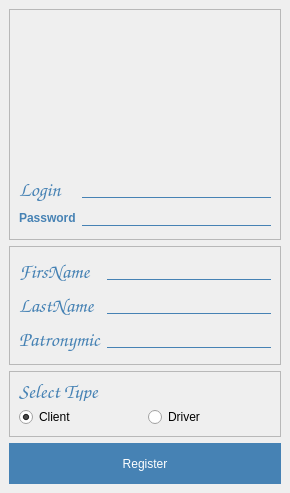
First picture: the form in PyQt/ui/Register.ui, repository UladzislauB/coursework, before the edit.
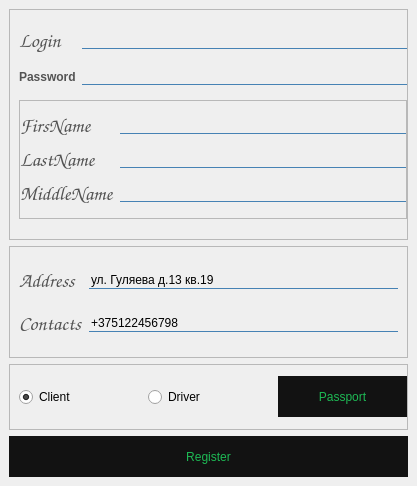
Second picture: the form after the edit. Icons and pictures are not drawn. Custom widgets are drawn as their Qt base class.

Diff of the .ui file:
```diff
--- a/PyQt/ui/Register.ui
+++ b/PyQt/ui/Register.ui
@@ -6,8 +6,8 @@
    <rect>
     <x>0</x>
     <y>0</y>
-    <width>290</width>
-    <height>493</height>
+    <width>417</width>
+    <height>486</height>
    </rect>
   </property>
   <property name="windowTitle">
@@ -49,7 +49,7 @@
       </property>
       <property name="maximumSize">
        <size>
-        <width>272</width>
+        <width>472</width>
         <height>231</height>
        </size>
       </property>
@@ -63,26 +63,10 @@
        <enum>QFrame::Raised</enum>
       </property>
       <layout class="QGridLayout" name="gridLayout">
-       <item row="0" column="1" colspan="2">
-        <widget class="QLabel" name="img">
-         <property name="maximumSize">
-          <size>
-           <width>150</width>
-           <height>150</height>
-          </size>
-         </property>
-         <property name="text">
-          <string/>
-         </property>
-         <property name="pixmap">
-          <pixmap>../../ico/passenger.png</pixmap>
-         </property>
-         <property name="scaledContents">
-          <bool>true</bool>
-         </property>
-        </widget>
-       </item>
-       <item row="1" column="0">
+       <property name="rightMargin">
+        <number>0</number>
+       </property>
+       <item row="0" column="0">
         <widget class="QLabel" name="label_login">
          <property name="font">
           <font>
@@ -94,7 +78,9 @@
           </font>
          </property>
          <property name="styleSheet">
-          <string notr="true"/>
+          <string notr="true">QLabel{
+	color:	#535353;
+}</string>
          </property>
          <property name="text">
           <string>Login</string>
@@ -102,23 +88,6 @@
         </widget>
        </item>
        <item row="1" column="2">
-        <widget class="QLineEdit" name="edit_login">
-         <property name="styleSheet">
-          <string notr="true"/>
-         </property>
-         <property name="text">
-          <string/>
-         </property>
-        </widget>
-       </item>
-       <item row="2" column="0" colspan="2">
-        <widget class="QLabel" name="label">
-         <property name="text">
-          <string>Password</string>
-         </property>
-        </widget>
-       </item>
-       <item row="2" column="2">
         <widget class="QLineEdit" name="edit_password">
          <property name="text">
           <string/>
@@ -128,58 +97,172 @@
          </property>
         </widget>
        </item>
+       <item row="1" column="0" colspan="2">
+        <widget class="QLabel" name="label">
+         <property name="styleSheet">
+          <string notr="true">QLabel{
+	color:	#535353;
+}</string>
+         </property>
+         <property name="text">
+          <string>Password</string>
+         </property>
+        </widget>
+       </item>
+       <item row="0" column="2">
+        <widget class="QLineEdit" name="edit_login">
+         <property name="styleSheet">
+          <string notr="true"/>
+         </property>
+         <property name="text">
+          <string/>
+         </property>
+        </widget>
+       </item>
+       <item row="2" column="0" colspan="3">
+        <widget class="QFrame" name="frame_2">
+         <property name="maximumSize">
+          <size>
+           <width>388</width>
+           <height>119</height>
+          </size>
+         </property>
+         <property name="styleSheet">
+          <string notr="true"/>
+         </property>
+         <property name="frameShape">
+          <enum>QFrame::StyledPanel</enum>
+         </property>
+         <property name="frameShadow">
+          <enum>QFrame::Raised</enum>
+         </property>
+         <layout class="QGridLayout" name="gridLayout_2">
+          <property name="leftMargin">
+           <number>0</number>
+          </property>
+          <property name="rightMargin">
+           <number>0</number>
+          </property>
+          <item row="2" column="0">
+           <widget class="QLabel" name="label_patronymic">
+            <property name="font">
+             <font>
+              <family>Comic Sans MS</family>
+              <pointsize>15</pointsize>
+              <weight>75</weight>
+              <italic>false</italic>
+              <bold>true</bold>
+             </font>
+            </property>
+            <property name="styleSheet">
+             <string notr="true">QLabel{
+	color:	#535353;
+}</string>
+            </property>
+            <property name="text">
+             <string>MiddleName</string>
+            </property>
+           </widget>
+          </item>
+          <item row="1" column="1">
+           <widget class="QLineEdit" name="edit_lastname">
+            <property name="styleSheet">
+             <string notr="true"/>
+            </property>
+            <property name="text">
+             <string/>
+            </property>
+           </widget>
+          </item>
+          <item row="2" column="1">
+           <widget class="QLineEdit" name="edit_patronymic">
+            <property name="styleSheet">
+             <string notr="true"/>
+            </property>
+            <property name="text">
+             <string/>
+            </property>
+           </widget>
+          </item>
+          <item row="0" column="1">
+           <widget class="QLineEdit" name="edit_firstname">
+            <property name="styleSheet">
+             <string notr="true"/>
+            </property>
+            <property name="text">
+             <string/>
+            </property>
+           </widget>
+          </item>
+          <item row="1" column="0">
+           <widget class="QLabel" name="label_lastname">
+            <property name="font">
+             <font>
+              <family>Comic Sans MS</family>
+              <pointsize>15</pointsize>
+              <weight>75</weight>
+              <italic>false</italic>
+              <bold>true</bold>
+             </font>
+            </property>
+            <property name="styleSheet">
+             <string notr="true">QLabel{
+	color:	#535353;
+}</string>
+            </property>
+            <property name="text">
+             <string>LastName</string>
+            </property>
+           </widget>
+          </item>
+          <item row="0" column="0">
+           <widget class="QLabel" name="label_firstname">
+            <property name="font">
+             <font>
+              <family>Comic Sans MS</family>
+              <pointsize>15</pointsize>
+              <weight>75</weight>
+              <italic>false</italic>
+              <bold>true</bold>
+             </font>
+            </property>
+            <property name="styleSheet">
+             <string notr="true">QLabel{
+	color:	#535353;
+}</string>
+            </property>
+            <property name="text">
+             <string>FirsName</string>
+            </property>
+           </widget>
+          </item>
+         </layout>
+        </widget>
+       </item>
       </layout>
      </widget>
     </item>
     <item>
-     <widget class="QFrame" name="frame_2">
-      <property name="maximumSize">
-       <size>
-        <width>288</width>
-        <height>119</height>
-       </size>
-      </property>
-      <property name="styleSheet">
-       <string notr="true"/>
-      </property>
+     <widget class="QFrame" name="frame_4">
       <property name="frameShape">
        <enum>QFrame::StyledPanel</enum>
       </property>
-      <property name="frameShadow">
-       <enum>QFrame::Raised</enum>
-      </property>
-      <layout class="QGridLayout" name="gridLayout_2">
-       <item row="1" column="1">
-        <widget class="QLineEdit" name="edit_lastname">
+      <layout class="QGridLayout" name="gridLayout_4">
+       <item row="4" column="1">
+        <widget class="ClickableLineEdit" name="edit_contacts">
          <property name="styleSheet">
           <string notr="true"/>
          </property>
          <property name="text">
-          <string/>
+          <string>+375122456798</string>
          </property>
-        </widget>
-       </item>
-       <item row="1" column="0">
-        <widget class="QLabel" name="label_lastname">
-         <property name="font">
-          <font>
-           <family>Comic Sans MS</family>
-           <pointsize>15</pointsize>
-           <weight>75</weight>
-           <italic>false</italic>
-           <bold>true</bold>
-          </font>
+         <property name="readOnly">
+          <bool>false</bool>
          </property>
-         <property name="styleSheet">
-          <string notr="true"/>
-         </property>
-         <property name="text">
-          <string>LastName</string>
-         </property>
         </widget>
        </item>
-       <item row="2" column="0">
-        <widget class="QLabel" name="label_patronymic">
+       <item row="4" column="0">
+        <widget class="QLabel" name="label_contacts">
          <property name="font">
           <font>
            <family>Comic Sans MS</family>
@@ -190,25 +273,30 @@
           </font>
          </property>
          <property name="styleSheet">
-          <string notr="true"/>
+          <string notr="true">QLabel{
+	color:	#535353;
+}</string>
          </property>
          <property name="text">
-          <string>Patronymic</string>
+          <string>Contacts</string>
          </property>
         </widget>
        </item>
        <item row="0" column="1">
-        <widget class="QLineEdit" name="edit_firstname">
+        <widget class="ClickableLineEdit" name="edit_address">
          <property name="styleSheet">
           <string notr="true"/>
          </property>
          <property name="text">
-          <string/>
+          <string>ул. Гуляева д.13 кв.19</string>
+         </property>
+         <property name="readOnly">
+          <bool>false</bool>
          </property>
         </widget>
        </item>
        <item row="0" column="0">
-        <widget class="QLabel" name="label_firstname">
+        <widget class="QLabel" name="label_address">
          <property name="font">
           <font>
            <family>Comic Sans MS</family>
@@ -219,20 +307,12 @@
           </font>
          </property>
          <property name="styleSheet">
-          <string notr="true"/>
+          <string notr="true">QLabel{
+	color:	#535353;
+}</string>
          </property>
          <property name="text">
-          <string>FirsName</string>
-         </property>
-        </widget>
-       </item>
-       <item row="2" column="1">
-        <widget class="QLineEdit" name="edit_patronymic">
-         <property name="styleSheet">
-          <string notr="true"/>
-         </property>
-         <property name="text">
-          <string/>
+          <string>Address</string>
          </property>
         </widget>
        </item>
@@ -243,7 +323,7 @@
      <widget class="QFrame" name="frame_3">
       <property name="maximumSize">
        <size>
-        <width>281</width>
+        <width>481</width>
         <height>66</height>
        </size>
       </property>
@@ -256,15 +336,14 @@
       <property name="frameShadow">
        <enum>QFrame::Raised</enum>
       </property>
-      <layout class="QGridLayout" name="gridLayout_3">
-       <item row="1" column="1">
-        <widget class="QRadioButton" name="rbtn_driver">
-         <property name="text">
-          <string>Driver</string>
-         </property>
-        </widget>
-       </item>
-       <item row="1" column="0">
+      <layout class="QHBoxLayout" name="horizontalLayout">
+       <property name="spacing">
+        <number>0</number>
+       </property>
+       <property name="rightMargin">
+        <number>0</number>
+       </property>
+       <item>
         <widget class="QRadioButton" name="rbtn_client">
          <property name="text">
           <string>Client</string>
@@ -274,22 +353,31 @@
          </property>
         </widget>
        </item>
-       <item row="0" column="0" colspan="2">
-        <widget class="QLabel" name="label_1">
-         <property name="font">
-          <font>
-           <family>Comic Sans MS</family>
-           <pointsize>15</pointsize>
-           <weight>75</weight>
-           <italic>false</italic>
-           <bold>true</bold>
-          </font>
+       <item>
+        <widget class="QRadioButton" name="rbtn_driver">
+         <property name="text">
+          <string>Driver</string>
+         </property>
+        </widget>
+       </item>
+       <item>
+        <widget class="QPushButton" name="btn_passpot">
+         <property name="minimumSize">
+          <size>
+           <width>100</width>
+           <height>41</height>
+          </size>
          </property>
          <property name="styleSheet">
-          <string notr="true"/>
+          <string notr="true">QPushButton{
+color: #1db954;
+background: 	#121212;
+border-radius: 60px;
+font: 12pt &quot;Comic Sans MS&quot;;
+}</string>
          </property>
          <property name="text">
-          <string>Select Type</string>
+          <string>Passport</string>
          </property>
         </widget>
        </item>
@@ -305,7 +393,12 @@
        </size>
       </property>
       <property name="styleSheet">
-       <string notr="true"/>
+       <string notr="true">QPushButton{
+color: #1db954;
+background: 	#121212;
+border-radius: 60px;
+font: 12pt &quot;Comic Sans MS&quot;;
+}</string>
       </property>
       <property name="text">
        <string>Register</string>
@@ -315,6 +408,13 @@
    </layout>
   </widget>
  </widget>
+ <customwidgets>
+  <customwidget>
+   <class>ClickableLineEdit</class>
+   <extends>QLineEdit</extends>
+   <header>PyQt.mycomponent.clickablelineedit.h</header>
+  </customwidget>
+ </customwidgets>
  <resources/>
  <connections/>
 </ui>
```
